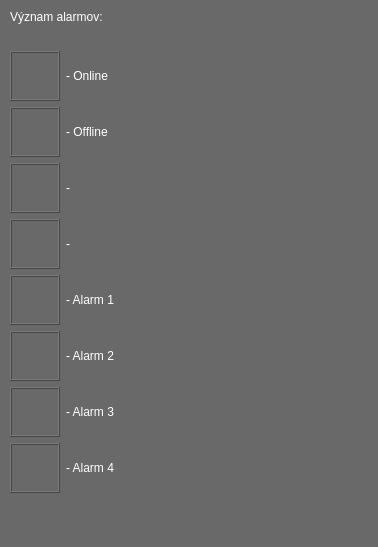
Before: the Qt Designer form robotGUI/alarmdialog.ui in Samwise101/robotHMI, drawn with Qt 5.
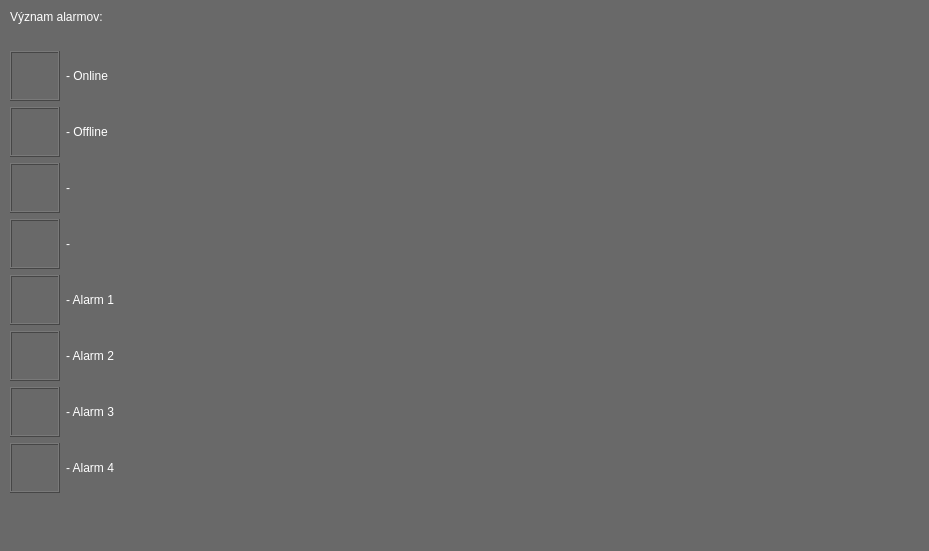
After: the same form once the commit is applied. Icons and pictures are not drawn. Custom widgets are drawn as their Qt base class.

Patch:
```diff
--- a/robotGUI/alarmdialog.ui
+++ b/robotGUI/alarmdialog.ui
@@ -6,8 +6,8 @@
    <rect>
     <x>0</x>
     <y>0</y>
-    <width>378</width>
-    <height>547</height>
+    <width>929</width>
+    <height>551</height>
    </rect>
   </property>
   <property name="sizePolicy">
@@ -308,7 +308,25 @@
     </item>
    </layout>
   </widget>
+  <widget class="QCustomPlot" name="plot" native="true">
+   <property name="geometry">
+    <rect>
+     <x>390</x>
+     <y>20</y>
+     <width>511</width>
+     <height>491</height>
+    </rect>
+   </property>
+  </widget>
  </widget>
+ <customwidgets>
+  <customwidget>
+   <class>QCustomPlot</class>
+   <extends>QWidget</extends>
+   <header>qcustomplot.h</header>
+   <container>1</container>
+  </customwidget>
+ </customwidgets>
  <resources/>
  <connections/>
 </ui>
```
